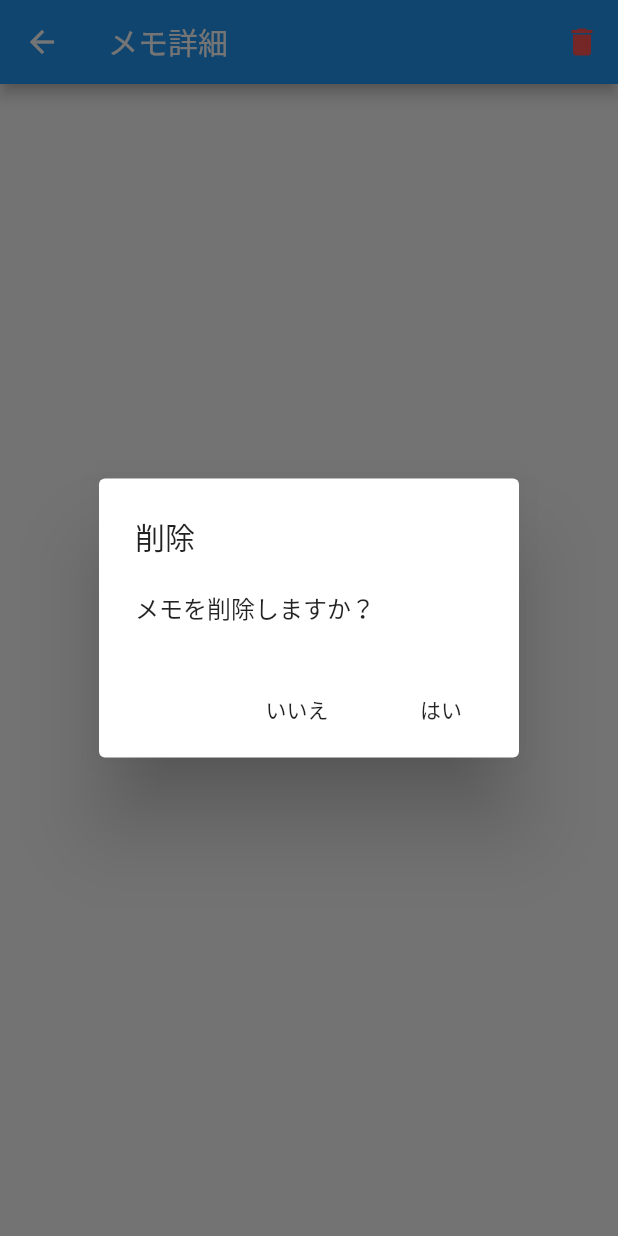
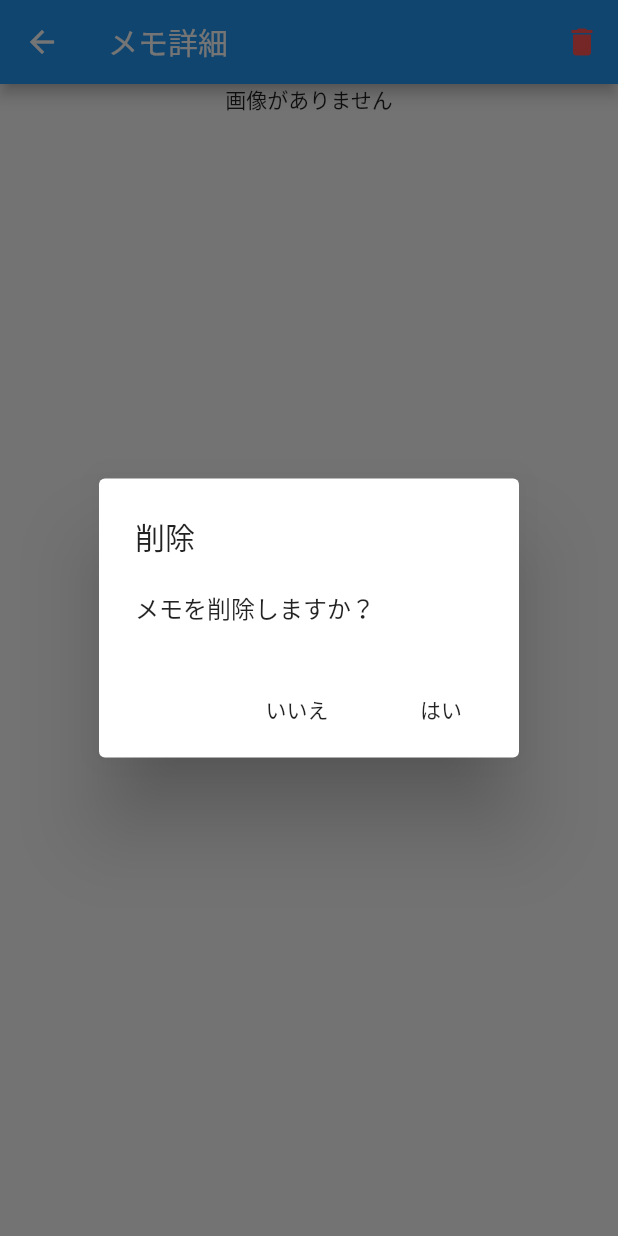
Before and after one commit to shioriakiyama/flutter_app_memoapps, a Flutter app: the MemoDetailScreen screen opened directly with empty values, after a tap on the "delete" icon, on a phone screen of 412 x 824 dp. Run offline on Flutter 3.47's test engine with Material 2 defaults, Android fonts, the phone set to English and light mode, and no system bars; our stand-ins replace cloud_firestore, firebase_auth, firebase_core, firebase_storage, image_picker; accounts and stored records are empty.

```diff
--- a/lib/memo/memo.dart
+++ b/lib/memo/memo.dart
@@ -1,11 +1,18 @@
 import 'package:flutter/material.dart';
 
 class Memo {
-  Memo({this.id, this.title, this.subtitle, this.description, this.date});
+  Memo(
+      {this.id,
+      this.title,
+      this.subtitle,
+      this.description,
+      this.imageUrl,
+      this.date});
 
   String id;
   String title;
   String subtitle;
   String description;
+  String imageUrl;
   DateTime date;
 }
--- a/lib/memo_detail_screen.dart
+++ b/lib/memo_detail_screen.dart
@@ -50,8 +50,17 @@ class MemoDetailScreen extends StatelessWidget {
               })
         ],
       ),
-      body: Column(
+      body: Center(
+        child: Column(
           children: <Widget>[
+            memo.imageUrl == ''
+                ? Text('画像がありません')
+                : Image.network(
+                    memo.imageUrl,
+                    width: 200,
+                    height: 200,
+                    fit: BoxFit.cover,
+                  ),
             // Image(
             //   image: FirebaseImage('${firebaseStorageEndpoint}denchan.jpg'),
             // // ),
@@ -77,6 +86,7 @@ class MemoDetailScreen extends StatelessWidget {
             Text(memo.description),
           ],
         ),
+      ),
     );
   }
 }
--- a/lib/memo_list_screen.dart
+++ b/lib/memo_list_screen.dart
@@ -76,7 +76,8 @@ class MemoListScreen extends StatelessWidget {
                               id: document.id,
                               title: document.data()['title'],
                               subtitle: document.data()['subTitle'],
-                              description: document.data()['description']),
+                              description: document.data()['description'],
+                              imageUrl: document.data()['imageUrl']),
                         );
                       },
                     ),
```
Also changed, not shown: lib/memo/memo_view_model.dart (+5 -2 lines), lib/memo/service/memo_service.dart (+29 -6 lines). Lines whose indentation alone changed are shown as unchanged.
